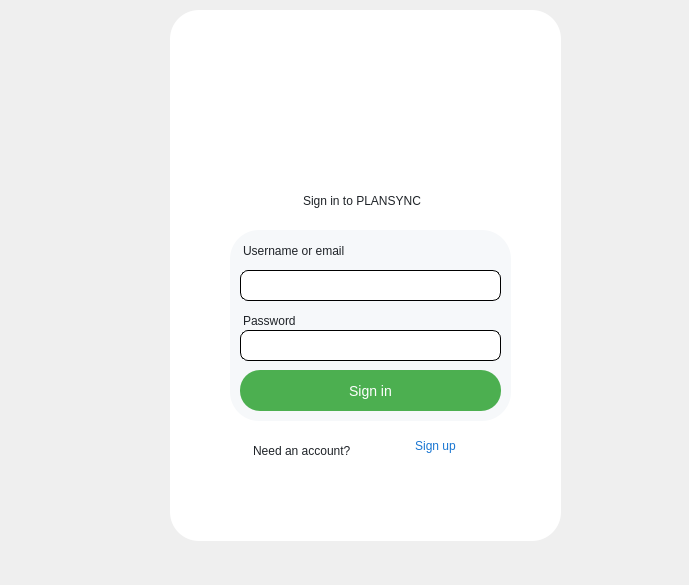
ahiendz/To-do-list, file GUi/Signin.ui: the form before one commit.
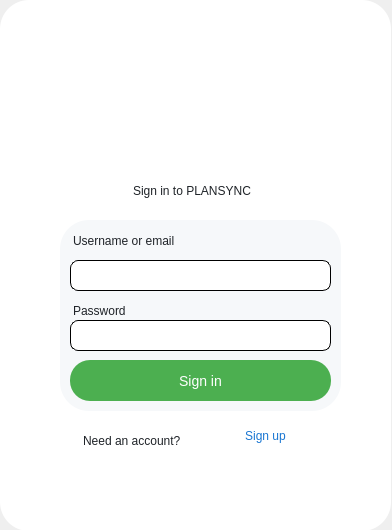
The form after the commit. Icons and pictures are not drawn.

What changed in the file:
```diff
--- a/GUi/Signin.ui
+++ b/GUi/Signin.ui
@@ -6,8 +6,8 @@
    <rect>
     <x>0</x>
     <y>0</y>
-    <width>689</width>
-    <height>585</height>
+    <width>392</width>
+    <height>530</height>
    </rect>
   </property>
   <property name="windowTitle">
@@ -17,8 +17,8 @@
    <widget class="QWidget" name="widget" native="true">
     <property name="geometry">
      <rect>
-      <x>170</x>
-      <y>10</y>
+      <x>0</x>
+      <y>0</y>
       <width>391</width>
       <height>531</height>
      </rect>
```
Left out of the diff: 8 changed lines with no effect on the pictures.
